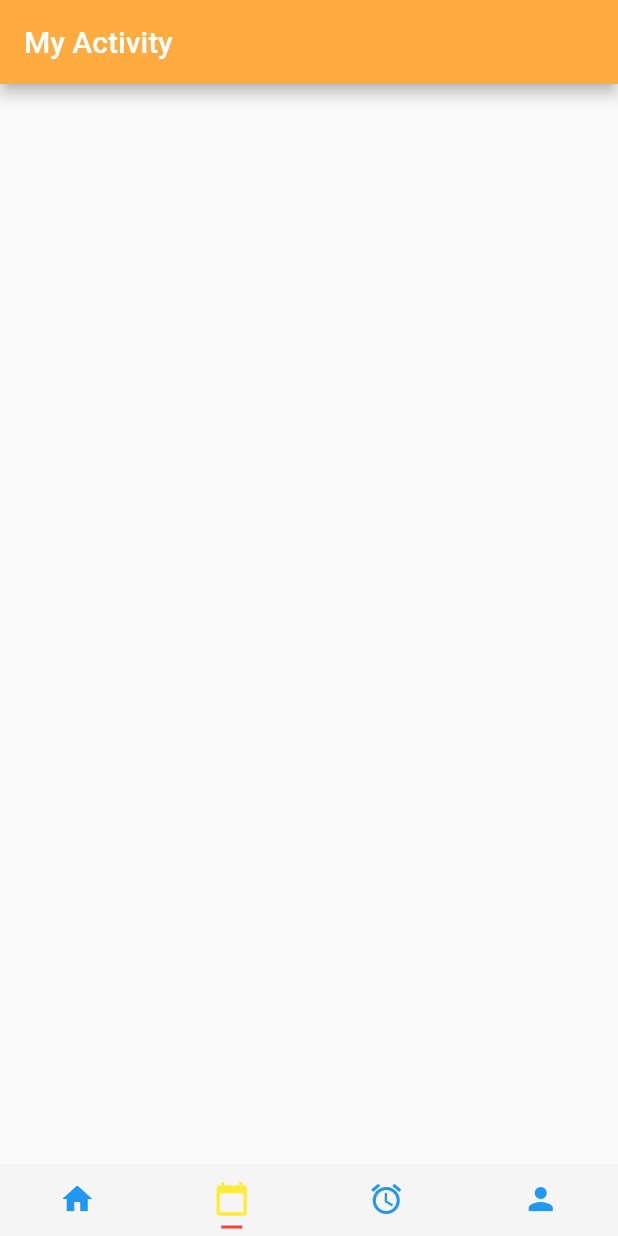
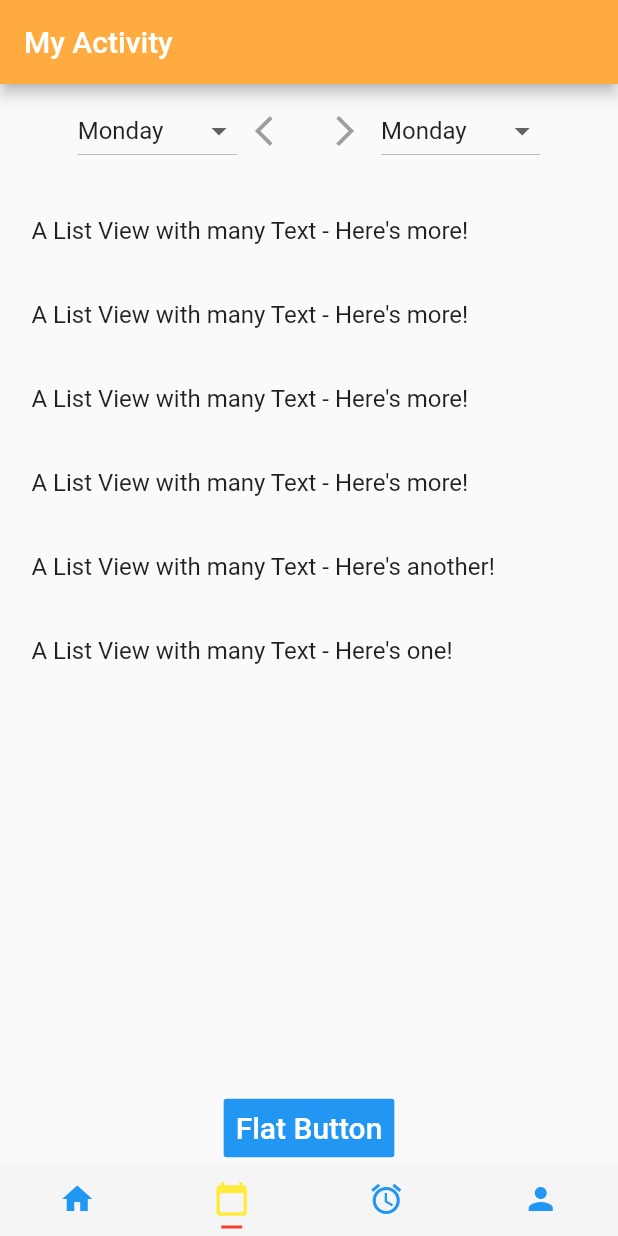
Before and after one commit to medabbassi/me_daily, a Flutter app: the screen it shows after launch, item 2 of the bottom bar chosen, on a phone screen of 412 x 824 dp. Run offline on Flutter 3.47's test engine with Material 2 defaults, Android fonts, the phone set to English and light mode, and no system bars; our stand-ins replace carousel_slider; network calls fail.

Commit message:
make some UI modification in the app Continue developping the second interface in the app

```diff
--- a/lib/interfaces/home.dart
+++ b/lib/interfaces/home.dart
@@ -20,7 +20,7 @@ class HomeScreen extends StatelessWidget {
     return Scaffold(
       appBar: AppBar(
         title: Text('Me Daily'),
-        backgroundColor: Colors.yellow,
+        backgroundColor: Colors.orangeAccent,
       ),
       body: Container(
         margin: EdgeInsets.fromLTRB(0, 8, 0, 8),
@@ -164,7 +164,7 @@ class HomeScreen extends StatelessWidget {
 
               child: InkWell(
 
-                splashColor: Colors.deepOrangeAccent[300],
+                splashColor: Colors.deepOrangeAccent[100],
                 hoverColor: Colors.deepOrange,
                 borderRadius: BorderRadius.circular(10),
                 onTap: () {
@@ -176,7 +176,7 @@ class HomeScreen extends StatelessWidget {
                   ),
                   height: 120,
                   width: 350,
-                  color: Colors.deepOrange,
+                  color: Colors.deepOrangeAccent[100],
                 ),
               ),
             )
@@ -186,9 +186,10 @@ class HomeScreen extends StatelessWidget {
       floatingActionButton: FloatingActionButton(
         onPressed: () {
           // Add your onPressed code here!
+          print('presssed flatbutton');
         },
-        child: Icon(Icons.add_alarm),
-        backgroundColor: Colors.green,
+        child: Icon(Icons.add),
+        backgroundColor: Colors.white70,
       ),
     );
   }
--- a/lib/interfaces/makeActivity.dart
+++ b/lib/interfaces/makeActivity.dart
@@ -1,7 +1,15 @@
 import 'package:flutter/material.dart';
-import 'dart:async';
 
 class MakeActivity extends StatelessWidget {
+  final List<String> _listViewData = [
+    "A List View with many Text - Here's one!",
+    "A List View with many Text - Here's another!",
+    "A List View with many Text - Here's more!",
+    "A List View with many Text - Here's more!",
+    "A List View with many Text - Here's more!",
+    "A List View with many Text - Here's more!",
+  ];
+
   @override
   Widget build(BuildContext context) {
     // TODO: implement build
@@ -11,7 +19,113 @@ class MakeActivity extends StatelessWidget {
         backgroundColor: Colors.orangeAccent,
       ),
       body: Container(
+        child: Column(
+          mainAxisAlignment: MainAxisAlignment.start,
+          children: <Widget>[
+            SizedBox(height: 7.0),
+            Row(
+              mainAxisAlignment: MainAxisAlignment.center,
+              children: <Widget>[
 
+                DropdownButton(
+                  isExpanded: false,
+                  onChanged: (item) => print('changed:$item'),
+                  items: [
+                    DropdownMenuItem(
+                      child: Text('Monday'),
+                    ),
+                    DropdownMenuItem(
+                      child: Text('Tuesday'),
+                    ),
+                    DropdownMenuItem(
+                      child: Text('Wednesday'),
+                    ),
+                    DropdownMenuItem(
+                      child: Text('Thursday'),
+                    ),
+                    DropdownMenuItem(
+                      child: Text('Friday'),
+                    ),
+                    DropdownMenuItem(
+                      child: Text('Saturday'),
+                    ),
+                    DropdownMenuItem(
+                      child: Text('Sunday'),
+                    ),
+                  ],
+                ),
+                IconButton(
+                  icon: Icon(Icons.arrow_back_ios),
+                  color: Colors.grey,
+                  onPressed: () {
+                    print('print 0');
+                  },
+                ),
+                IconButton(
+                  icon: Icon(Icons.arrow_forward_ios),
+                  color: Colors.grey,
+                  onPressed: () {
+                    print('print1');
+                  },
+                ),
+                DropdownButton(
+                  isExpanded: false,
+                  onChanged: (item) => print('changed:$item'),
+                  items: [
+                    DropdownMenuItem(
+                      child: Text('Monday'),
+                    ),
+                    DropdownMenuItem(
+                      child: Text('Tuesday'),
+                    ),
+                    DropdownMenuItem(
+                      child: Text('Wednesday'),
+                    ),
+                    DropdownMenuItem(
+                      child: Text('Thursday'),
+                    ),
+                    DropdownMenuItem(
+                      child: Text('Friday'),
+                    ),
+                    DropdownMenuItem(
+                      child: Text('Saturday'),
+                    ),
+                    DropdownMenuItem(
+                      child: Text('Sunday'),
+                    ),
+                  ],
+                ),
+
+              ],
+            ),
+            SizedBox(height: 10.0),
+            Expanded(
+              child: ListView(
+                padding: EdgeInsets.all(5.0),
+                children: _listViewData.reversed.map((data) {
+                  return ListTile(
+                    title: Text(data),
+                  );
+                }).toList(),
+              ),
+            ),
+            FlatButton(
+              color: Colors.blue,
+              textColor: Colors.white,
+              disabledColor: Colors.grey,
+              disabledTextColor: Colors.black,
+              padding: EdgeInsets.all(8.0),
+              splashColor: Colors.blueAccent,
+              onPressed: () {
+                /*...*/
+              },
+              child: Text(
+                "Flat Button",
+                style: TextStyle(fontSize: 20.0),
+              ),
+            )
+          ],
+        ),
       ),
     );
   }
```
